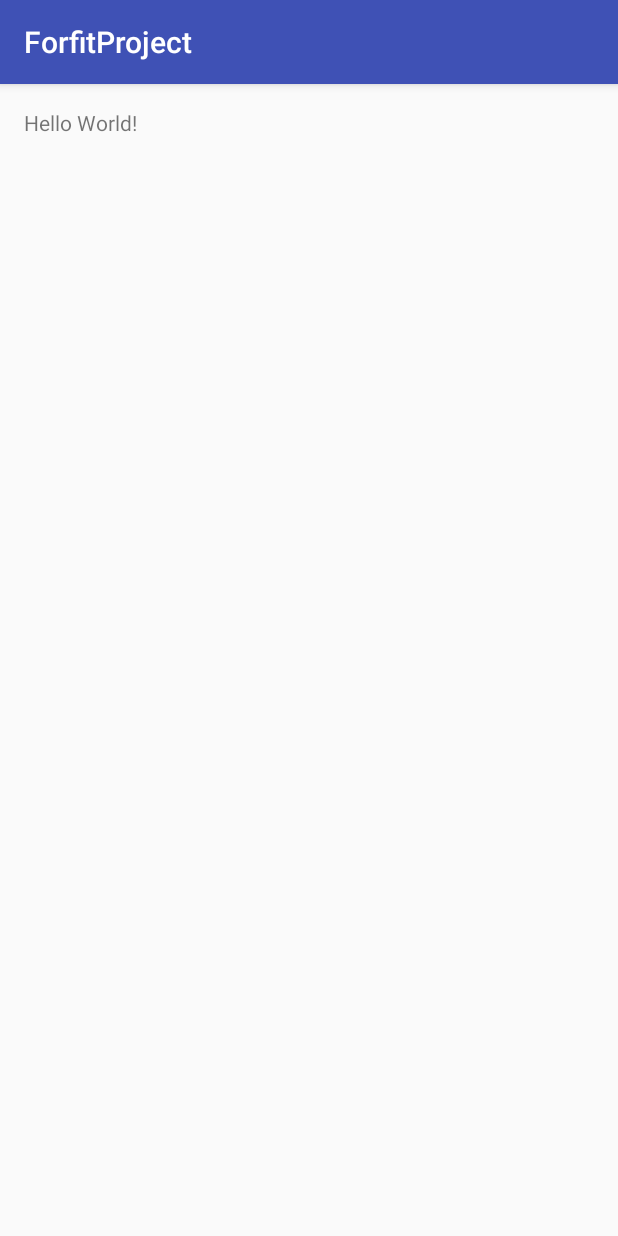
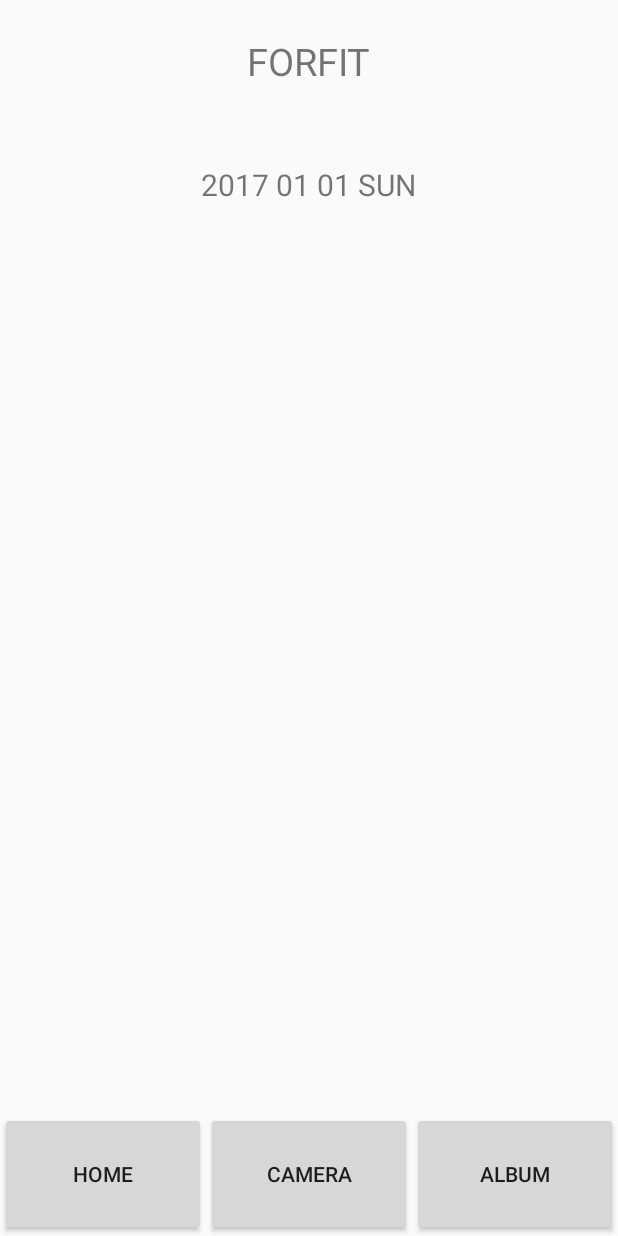
Before and after one commit to rlwlsdnlwjem/ForfitProject, an Android app: the screen it shows after launch (MainActivity), on a phone screen of 412 x 824 dp. Run offline under Robolectric (Android 15) with nearby library versions, the phone set to English and light mode, and no system bars.

Commit message:
main activity roughly xml'd

```diff
--- a/app/src/main/java/kr/co/teampierce/forfitproject/main_screen/MainActivity.java
+++ b/app/src/main/java/kr/co/teampierce/forfitproject/main_screen/MainActivity.java
@@ -9,7 +9,16 @@ public class MainActivity extends AppCompatActivity {
 
     @Override
     protected void onCreate(Bundle savedInstanceState) {
+
         super.onCreate(savedInstanceState);
+
         setContentView(R.layout.activity_main);
+
+        init();
+    }
+
+    private void init(){
+
+        getSupportActionBar().hide();
     }
 }
--- a/app/src/main/res/layout/activity_main.xml
+++ b/app/src/main/res/layout/activity_main.xml
@@ -1,17 +1,60 @@
 <?xml version="1.0" encoding="utf-8"?>
-<RelativeLayout xmlns:android="http://schemas.android.com/apk/res/android"
+<LinearLayout xmlns:android="http://schemas.android.com/apk/res/android"
     xmlns:tools="http://schemas.android.com/tools"
     android:id="@+id/activity_main"
     android:layout_width="match_parent"
     android:layout_height="match_parent"
-    android:paddingBottom="@dimen/activity_vertical_margin"
-    android:paddingLeft="@dimen/activity_horizontal_margin"
-    android:paddingRight="@dimen/activity_horizontal_margin"
-    android:paddingTop="@dimen/activity_vertical_margin"
+    android:orientation="vertical"
     tools:context="kr.co.teampierce.forfitproject.main_screen.MainActivity">
 
-    <TextView
-        android:layout_width="wrap_content"
-        android:layout_height="wrap_content"
-        android:text="Hello World!" />
-</RelativeLayout>
+    <LinearLayout
+        android:layout_width="match_parent"
+        android:layout_height="0dp"
+        android:layout_weight="10"
+        android:gravity="center">
+        <TextView
+            android:layout_width="wrap_content"
+            android:layout_height="wrap_content"
+            android:text="FORFIT"
+            android:textSize="25sp"/>
+    </LinearLayout>
+
+    <LinearLayout
+        android:layout_width="match_parent"
+        android:layout_height="0dp"
+        android:layout_weight="10"
+        android:gravity="center">
+        <TextView
+            android:layout_width="wrap_content"
+            android:layout_height="wrap_content"
+            android:text="2017 01 01 SUN"
+            android:textSize="20sp"/>
+    </LinearLayout>
+
+    <ListView
+        android:layout_width="match_parent"
+        android:layout_height="0dp"
+        android:layout_weight="70" />
+
+    <LinearLayout
+        android:layout_width="match_parent"
+        android:layout_height="0dp"
+        android:layout_weight="10"
+        android:orientation="horizontal">
+        <Button
+            android:layout_width="0dp"
+            android:layout_height="match_parent"
+            android:layout_weight="1"
+            android:text="Home"/>
+        <Button
+            android:layout_width="0dp"
+            android:layout_height="match_parent"
+            android:layout_weight="1"
+            android:text="Camera"/>
+        <Button
+            android:layout_width="0dp"
+            android:layout_height="match_parent"
+            android:layout_weight="1"
+            android:text="Album"/>
+    </LinearLayout>
+</LinearLayout>
```
